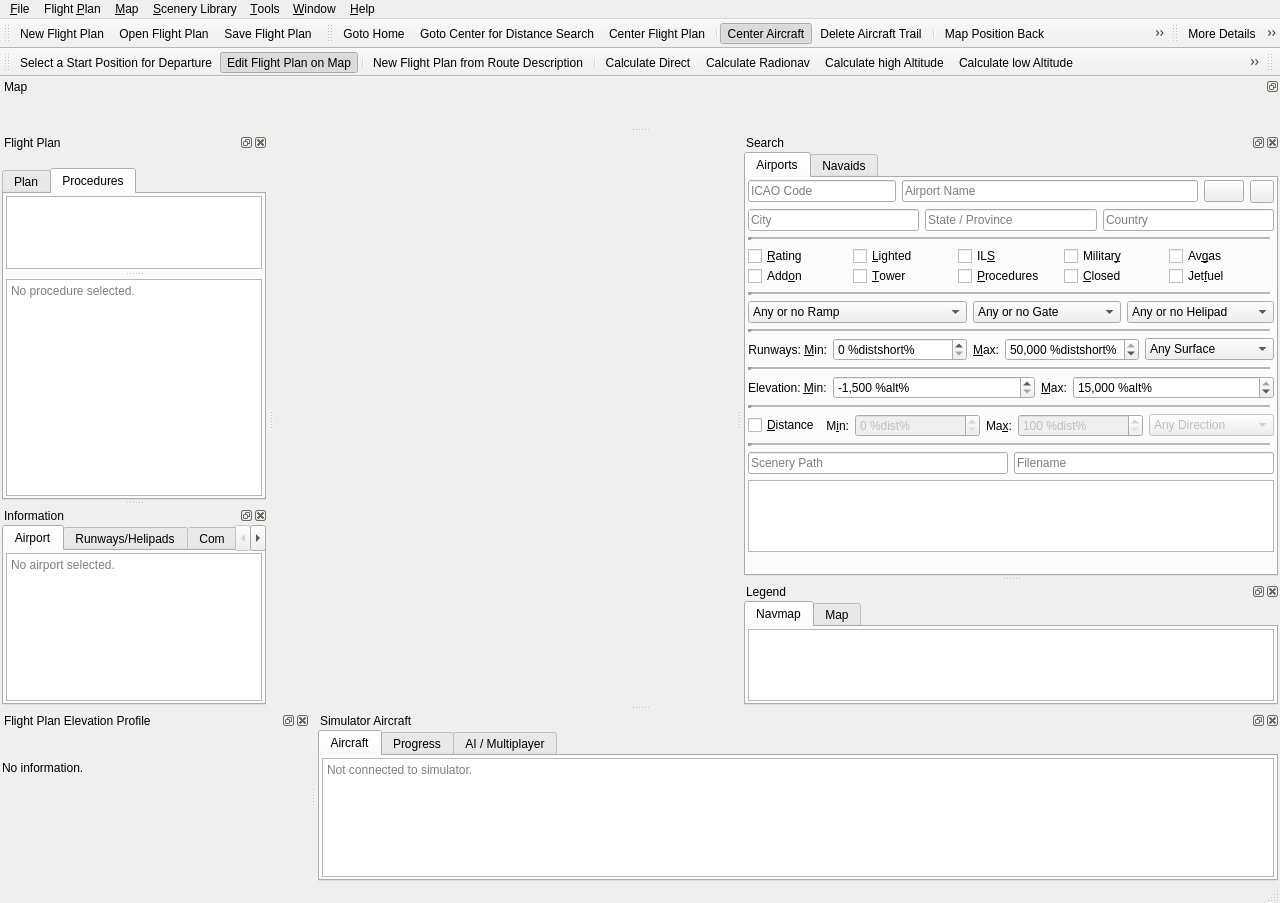
albar965/littlenavmap, file src/gui/mainwindow.ui: the form before one commit.
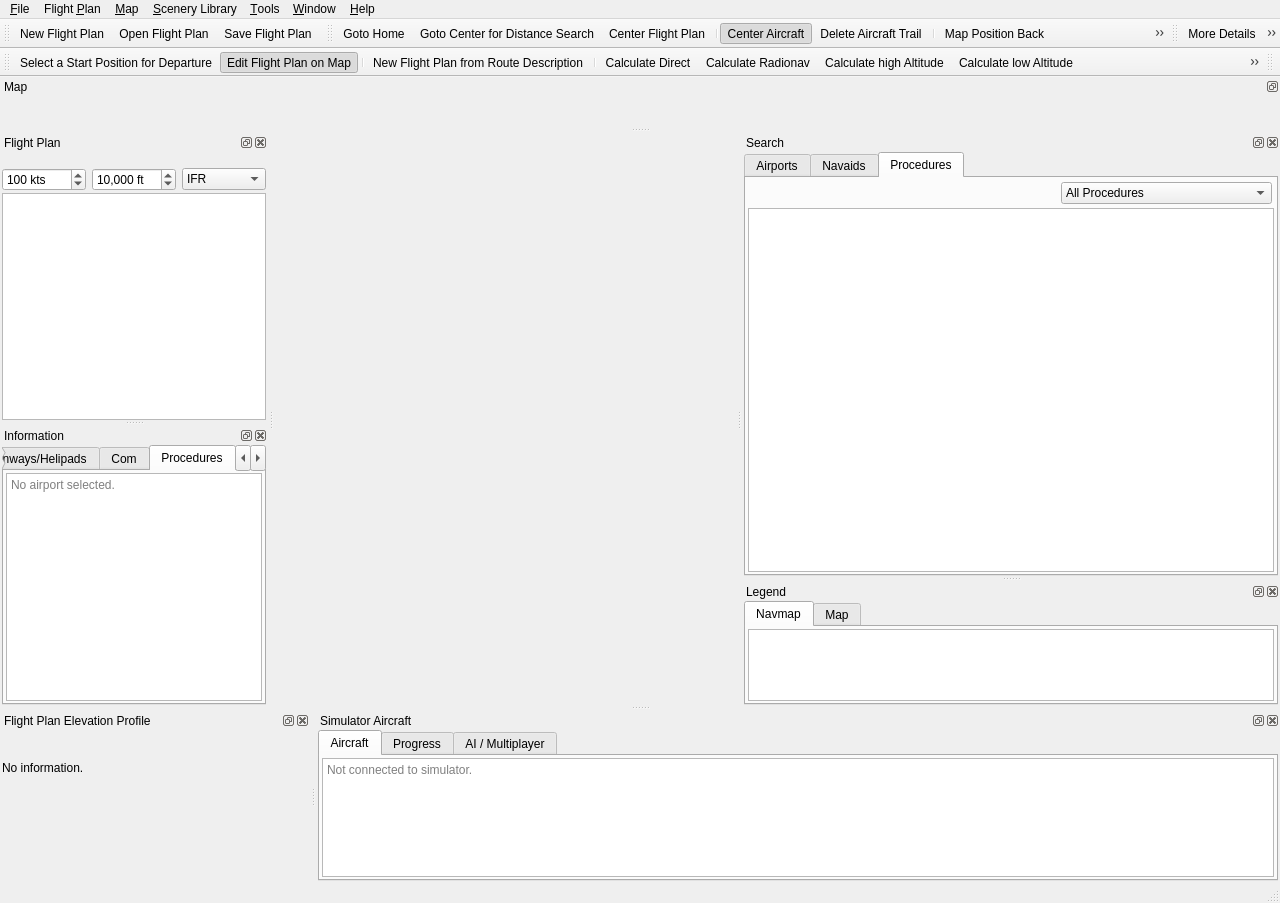
The form after the commit. The open tabs and pages were chosen to show the change. Icons and pictures are not drawn.

Commit message: Integrated procedure window in search dock. Removed selected mode for procedure search. Moved procedure info back to information dock. Fixed show/hide of procedures and added toolbar buttons and main menu items. Added information label on top of procedure search. All #99

What changed in the file:
```diff
--- a/src/gui/mainwindow.ui
+++ b/src/gui/mainwindow.ui
@@ -172,6 +172,9 @@
     <addaction name="actionMapShowGrid"/>
     <addaction name="actionMapShowCities"/>
     <addaction name="actionMapShowHillshading"/>
+    <addaction name="separator"/>
+    <addaction name="actionInfoApproachShowAppr"/>
+    <addaction name="actionInfoApproachShowMissedAppr"/>
    </widget>
    <widget class="QMenu" name="menuRoute">
     <property name="title">
@@ -253,7 +256,7 @@
      <item>
       <widget class="QTabWidget" name="tabWidgetSearch">
        <property name="currentIndex">
-        <number>0</number>
+        <number>2</number>
        </property>
        <widget class="QWidget" name="tabAirportSearch">
         <attribute name="title">
@@ -1975,6 +1978,125 @@
          </item>
         </layout>
        </widget>
+       <widget class="QWidget" name="tabProcedureSearch">
+        <attribute name="title">
+         <string>Procedures</string>
+        </attribute>
+        <layout class="QVBoxLayout" name="verticalLayout_6">
+         <property name="spacing">
+          <number>2</number>
+         </property>
+         <property name="leftMargin">
+          <number>2</number>
+         </property>
+         <property name="topMargin">
+          <number>2</number>
+         </property>
+         <property name="rightMargin">
+          <number>2</number>
+         </property>
+         <property name="bottomMargin">
+          <number>2</number>
+         </property>
+         <item>
+          <layout class="QHBoxLayout" name="horizontalLayout_2">
+           <property name="spacing">
+            <number>2</number>
+           </property>
+           <property name="leftMargin">
+            <number>2</number>
+           </property>
+           <property name="topMargin">
+            <number>2</number>
+           </property>
+           <property name="rightMargin">
+            <number>2</number>
+           </property>
+           <property name="bottomMargin">
+            <number>2</number>
+           </property>
+           <item>
+            <widget class="QLabel" name="labelProcedureSearch">
+             <property name="text">
+              <string/>
+             </property>
+            </widget>
+           </item>
+           <item>
+            <spacer name="horizontalSpacer">
+             <property name="orientation">
+              <enum>Qt::Horizontal</enum>
+             </property>
+             <property name="sizeHint" stdset="0">
+              <size>
+               <width>40</width>
+               <height>20</height>
+              </size>
+             </property>
+            </spacer>
+           </item>
+           <item>
+            <widget class="QComboBox" name="comboBoxProcedureSearchFilter">
+             <item>
+              <property name="text">
+               <string>All Procedures</string>
+              </property>
+             </item>
+             <item>
+              <property name="text">
+               <string>Departure Procedures</string>
+              </property>
+             </item>
+             <item>
+              <property name="text">
+               <string>Arrival Procedures</string>
+              </property>
+             </item>
+             <item>
+              <property name="text">
+               <string>Only Approaches and Transitions</string>
+              </property>
+             </item>
+            </widget>
+           </item>
+          </layout>
+         </item>
+         <item>
+          <widget class="QTreeWidget" name="treeWidgetApproachSearch">
+           <property name="sizePolicy">
+            <sizepolicy hsizetype="Expanding" vsizetype="Expanding">
+             <horstretch>0</horstretch>
+             <verstretch>1</verstretch>
+            </sizepolicy>
+           </property>
+           <property name="contextMenuPolicy">
+            <enum>Qt::CustomContextMenu</enum>
+           </property>
+           <property name="editTriggers">
+            <set>QAbstractItemView::NoEditTriggers</set>
+           </property>
+           <property name="showDropIndicator" stdset="0">
+            <bool>false</bool>
+           </property>
+           <property name="alternatingRowColors">
+            <bool>true</bool>
+           </property>
+           <property name="uniformRowHeights">
+            <bool>true</bool>
+           </property>
+           <property name="allColumnsShowFocus">
+            <bool>true</bool>
+           </property>
+           <property name="columnCount">
+            <number>0</number>
+           </property>
+           <attribute name="headerMinimumSectionSize">
+            <number>5</number>
+           </attribute>
+          </widget>
+         </item>
+        </layout>
+       </widget>
       </widget>
      </item>
     </layout>
@@ -2022,39 +2144,11 @@
       </widget>
      </item>
      <item>
-      <widget class="QTabWidget" name="tabWidgetRoute">
-       <property name="currentIndex">
-        <number>0</number>
-       </property>
-       <widget class="QWidget" name="tabRoutePlan">
-        <attribute name="title">
-         <string>Plan</string>
-        </attribute>
-        <layout class="QVBoxLayout" name="verticalLayout_9">
-         <property name="spacing">
-          <number>2</number>
-         </property>
+      <layout class="QHBoxLayout" name="horizontalLayout_3">
          <property name="leftMargin">
-          <number>2</number>
-         </property>
-         <property name="topMargin">
-          <number>2</number>
-         </property>
-         <property name="rightMargin">
-          <number>2</number>
-         </property>
-         <property name="bottomMargin">
-          <number>2</number>
-         </property>
-         <item>
-          <layout class="QHBoxLayout" name="horizontalLayout">
-           <property name="spacing">
-            <number>2</number>
-           </property>
-           <property name="topMargin">
             <number>0</number>
            </property>
-           <property name="rightMargin">
+       <property name="topMargin">
             <number>0</number>
            </property>
            <item>
@@ -2197,91 +2291,6 @@
          </item>
         </layout>
        </widget>
-       <widget class="QWidget" name="tabRouteApproaches">
-        <attribute name="title">
-         <string>Procedures</string>
-        </attribute>
-        <layout class="QVBoxLayout" name="verticalLayout_12">
-         <property name="spacing">
-          <number>2</number>
-         </property>
-         <property name="leftMargin">
-          <number>2</number>
-         </property>
-         <property name="topMargin">
-          <number>2</number>
-         </property>
-         <property name="rightMargin">
-          <number>2</number>
-         </property>
-         <property name="bottomMargin">
-          <number>2</number>
-         </property>
-         <item>
-          <widget class="QSplitter" name="splitterApproachInfo">
-           <property name="orientation">
-            <enum>Qt::Vertical</enum>
-           </property>
-           <property name="handleWidth">
-            <number>10</number>
-           </property>
-           <widget class="QTreeWidget" name="treeWidgetApproachInfo">
-            <property name="sizePolicy">
-             <sizepolicy hsizetype="Expanding" vsizetype="Expanding">
-              <horstretch>0</horstretch>
-              <verstretch>1</verstretch>
-             </sizepolicy>
-            </property>
-            <property name="contextMenuPolicy">
-             <enum>Qt::CustomContextMenu</enum>
-            </property>
-            <property name="editTriggers">
-             <set>QAbstractItemView::NoEditTriggers</set>
-            </property>
-            <property name="showDropIndicator" stdset="0">
-             <bool>false</bool>
-            </property>
-            <property name="alternatingRowColors">
-             <bool>true</bool>
-            </property>
-            <property name="uniformRowHeights">
-             <bool>true</bool>
-            </property>
-            <property name="allColumnsShowFocus">
-             <bool>true</bool>
-            </property>
-            <property name="columnCount">
-             <number>0</number>
-            </property>
-            <attribute name="headerMinimumSectionSize">
-             <number>5</number>
-            </attribute>
-           </widget>
-           <widget class="QTextBrowser" name="textBrowserApproachInfo">
-            <property name="sizePolicy">
-             <sizepolicy hsizetype="Expanding" vsizetype="Expanding">
-              <horstretch>0</horstretch>
-              <verstretch>3</verstretch>
-             </sizepolicy>
-            </property>
-            <property name="readOnly">
-             <bool>true</bool>
-            </property>
-            <property name="placeholderText">
-             <string>No procedure selected.</string>
-            </property>
-            <property name="openLinks">
-             <bool>false</bool>
-            </property>
-           </widget>
-          </widget>
-         </item>
-        </layout>
-       </widget>
-      </widget>
-     </item>
-    </layout>
-   </widget>
   </widget>
   <widget class="QDockWidget" name="dockWidgetInformation">
    <property name="windowIcon">
@@ -2427,6 +2436,47 @@
          </item>
         </layout>
        </widget>
+       <widget class="QWidget" name="tabProceduresInfo">
+        <attribute name="title">
+         <string>Procedures</string>
+        </attribute>
+        <layout class="QVBoxLayout" name="verticalLayout_22">
+         <property name="spacing">
+          <number>2</number>
+         </property>
+         <property name="leftMargin">
+          <number>2</number>
+         </property>
+         <property name="topMargin">
+          <number>2</number>
+         </property>
+         <property name="rightMargin">
+          <number>2</number>
+         </property>
+         <property name="bottomMargin">
+          <number>2</number>
+         </property>
+         <item>
+          <widget class="QTextBrowser" name="textBrowserApproachInfo">
+           <property name="sizePolicy">
+            <sizepolicy hsizetype="Expanding" vsizetype="Expanding">
+             <horstretch>0</horstretch>
+             <verstretch>3</verstretch>
+            </sizepolicy>
+           </property>
+           <property name="readOnly">
+            <bool>true</bool>
+           </property>
+           <property name="placeholderText">
+            <string>No airport selected.</string>
+           </property>
+           <property name="openLinks">
+            <bool>false</bool>
+           </property>
+          </widget>
+         </item>
+        </layout>
+       </widget>
        <widget class="QWidget" name="tabWeatherInfo">
         <attribute name="title">
          <string>Weather</string>
@@ -2549,6 +2599,9 @@
    <addaction name="actionMapShowAircraftTrack"/>
    <addaction name="actionMapShowAircraftAi"/>
    <addaction name="separator"/>
+   <addaction name="actionInfoApproachShowAppr"/>
+   <addaction name="actionInfoApproachShowMissedAppr"/>
+   <addaction name="separator"/>
    <addaction name="actionMapShowGrid"/>
    <addaction name="actionMapShowCities"/>
    <addaction name="actionMapShowHillshading"/>
@@ -5159,6 +5212,10 @@
    <property name="checked">
     <bool>true</bool>
    </property>
+   <property name="icon">
+    <iconset resource="../../littlenavmap.qrc">
+     <normaloff>:/littlenavmap/resources/icons/approach.svg</normaloff>:/littlenavmap/resources/icons/approach.svg</iconset>
+   </property>
    <property name="text">
     <string>Show &amp;Procedures</string>
    </property>
@@ -5176,6 +5233,10 @@
    <property name="checked">
     <bool>true</bool>
    </property>
+   <property name="icon">
+    <iconset resource="../../littlenavmap.qrc">
+     <normaloff>:/littlenavmap/resources/icons/missed.svg</normaloff>:/littlenavmap/resources/icons/missed.svg</iconset>
+   </property>
    <property name="text">
     <string>Show &amp;Missed Approaches</string>
    </property>
@@ -5201,21 +5262,6 @@
     <string>Show procedures for airport</string>
    </property>
   </action>
-  <action name="actionInfoApproachSelect">
-   <property name="icon">
-    <iconset resource="../../littlenavmap.qrc">
-     <normaloff>:/littlenavmap/resources/icons/approachselect.svg</normaloff>:/littlenavmap/resources/icons/approachselect.svg</iconset>
-   </property>
-   <property name="text">
-    <string>Show &amp;Legs for %1</string>
-   </property>
-   <property name="toolTip">
-    <string>Show all legs only this procedure.</string>
-   </property>
-   <property name="statusTip">
-    <string>Show all legs only this procedure.</string>
-   </property>
-  </action>
   <action name="actionInfoApproachUnselect">
    <property name="icon">
     <iconset resource="../../littlenavmap.qrc">
```
Left out of the diff: 4 changed lines with no effect on the pictures. Lines whose indentation alone changed are shown as unchanged. The commit also changes 27 other files.
